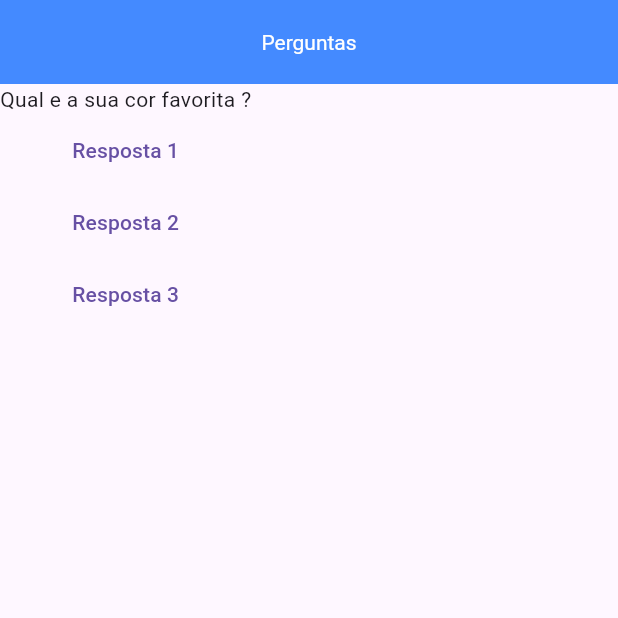
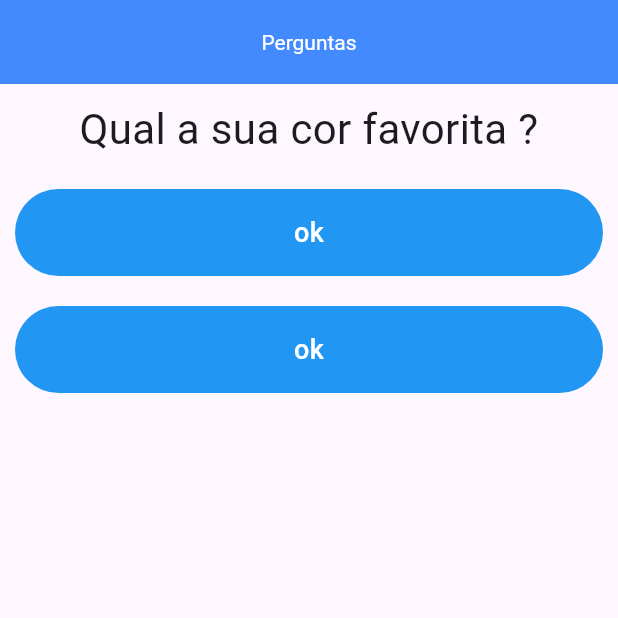
Before and after one commit to victorrti/QuizzFlutter, a Flutter app: the screen it shows after launch, on a phone screen of 412 x 824 dp, the top half of it. Run offline on Flutter 3.47's test engine with Material 3 defaults, Android fonts, the phone set to English and light mode, and no system bars.

Commit message:
criando widget de resposta e criando map de pergunta e resposta

```diff
--- a/lib/main.dart
+++ b/lib/main.dart
@@ -1,28 +1,41 @@
 import 'package:flutter/material.dart';
 import 'package:flutter/widgets.dart';
+import 'package:quizz/questao.dart';
+import 'package:quizz/resposta.dart';
+import './questao.dart';
 
 main(){
   runApp(new PerguntaApp());
 }
 
-class PerguntaAppState extends State<PerguntaApp>{
-  var perguntaSelecionada = 0;
-  void responder(int tamanhoPerguntas){
+class _PerguntaAppState extends State<PerguntaApp>{
+  var _perguntaSelecionada = 0;
+  void _responder(){
     setState(() {
-      if(perguntaSelecionada == tamanhoPerguntas ){
-        perguntaSelecionada=0;
+      if(_perguntaSelecionada == 2 ){
+        _perguntaSelecionada=0;
       }else{
-        perguntaSelecionada++;
+        _perguntaSelecionada++;
       }
 
     });
-    print(perguntaSelecionada);
+
   }
   Widget build(BuildContext context) {
-    final  perguntas = [
-      'Qual e a sua cor favorita ?',
-      'Qual e o seu animal favorito ?',
-      'Qual e o sua comida favorita ?'
+    final perguntas = [
+      {
+        'texto':'Qual a sua cor favorita ?',
+        'resposta':['azul','verde','amarelo','vermelho']
+      },
+      {
+        'texto':'Qual o seu  animal favorito ?',
+        'resposta':['cachorro','gato','passarinho','tartaruga']
+      },
+      {
+        'texto':'Qual a sua comida favorita ?',
+        'resposta':['lasanha','hamburguer','pizza','coxinha']
+      },
+
     ];
     return  MaterialApp(
       home:Scaffold(
@@ -34,10 +47,10 @@ class PerguntaAppState extends State<PerguntaApp>{
         ),
         body:Column(
           children: [
-            Text(perguntas[perguntaSelecionada]),
-            TextButton(onPressed:()=>{responder(perguntas.length-1)}, child: Text("Resposta 1")),
-            TextButton(onPressed:()=>{responder(perguntas.length-1)}, child: Text("Resposta 2")),
-            TextButton(onPressed:()=>{responder(perguntas.length-1)}, child: Text("Resposta 3")),
+            Questao(perguntas[_perguntaSelecionada]['texto'].toString()),
+            Resposta("ok",_responder),
+             Resposta("ok",_responder),
+
           ],
         ),
       ),
@@ -48,8 +61,8 @@ class PerguntaAppState extends State<PerguntaApp>{
 
 class PerguntaApp extends StatefulWidget{
   @override
-  PerguntaAppState createState() {
-    return PerguntaAppState();
+  _PerguntaAppState createState() {
+    return _PerguntaAppState();
   }
 
 }
--- /dev/null
+++ b/lib/questao.dart
@@ -0,0 +1,20 @@
+import 'package:flutter/material.dart';
+import 'package:flutter/widgets.dart';
+
+class Questao extends StatelessWidget {
+  final String texto;
+  Questao(this.texto);
+
+  @override
+  Widget build(BuildContext context) {
+    return Container(
+      width: double.infinity,
+      margin: EdgeInsets.all(10),
+      child: Text(
+        texto,
+        style:TextStyle(fontSize: 28),
+        textAlign: TextAlign.center,
+      ),
+    );
+  }
+}
--- /dev/null
+++ b/lib/resposta.dart
@@ -0,0 +1,34 @@
+import 'dart:ui';
+
+import 'package:flutter/cupertino.dart';
+import 'package:flutter/material.dart';
+import 'package:flutter/rendering.dart';
+import 'package:flutter/widgets.dart';
+class Resposta extends StatelessWidget{
+  final void Function() onSelecao;
+   final String resposta;
+  Resposta(this.resposta,this.onSelecao);
+  @override
+  Widget build(BuildContext context) {
+
+
+    return Container(
+      margin: EdgeInsets.all(10),
+        width: double.infinity,
+      child: TextButton(
+          style: TextButton.styleFrom(
+          backgroundColor: Colors.blue,
+          padding: const EdgeInsets.all(16.0),
+
+        ),
+        onPressed: onSelecao,
+        child:Text(resposta,
+         style:const TextStyle(fontSize: 18,color: Colors.white),
+         textAlign: TextAlign.center
+        ),
+        ),
+    );
+
+  }
+
+}
```
